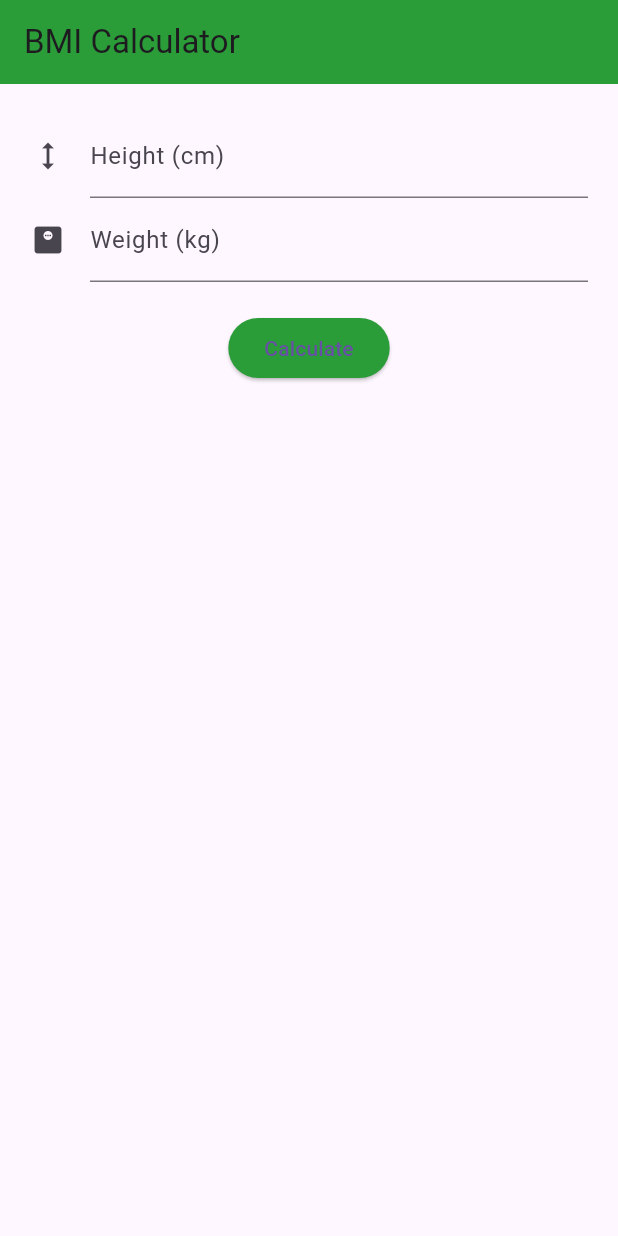
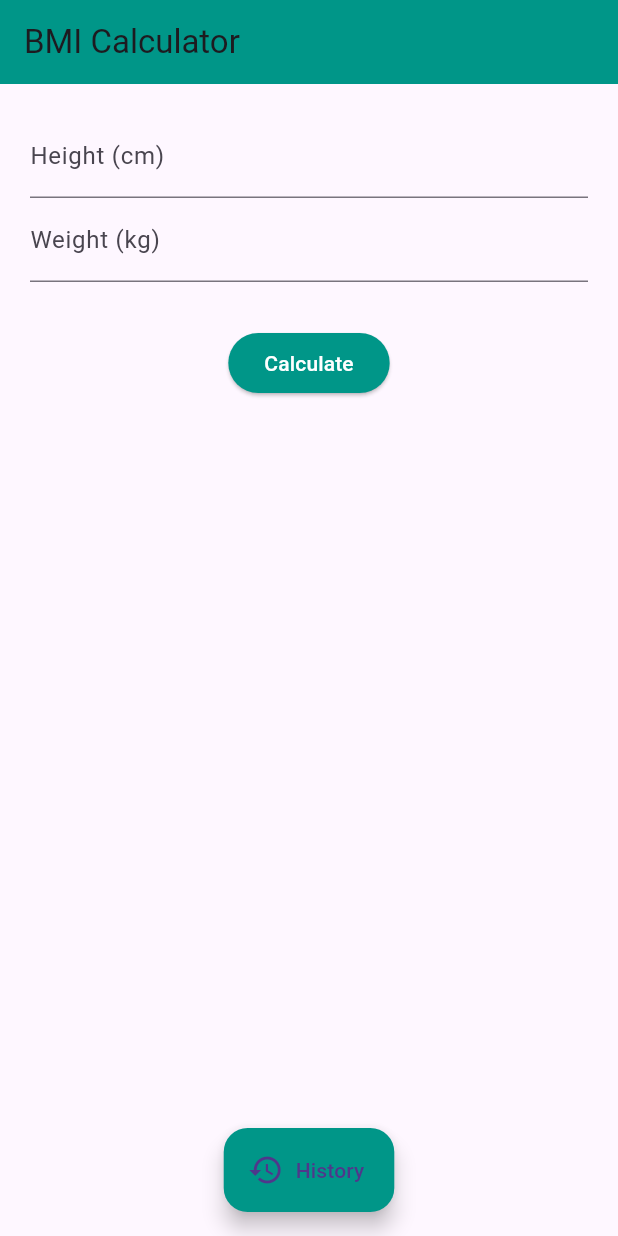
Before and after one commit to omer-student/UI_class_project, a Flutter app: the screen it shows after launch, after a tap on "Calculate", on a phone screen of 412 x 824 dp. Run offline on Flutter 3.47's test engine with Material 3 defaults, Android fonts, the phone set to English and light mode, and no system bars; our stand-ins replace shared_preferences.

Commit message:
storage update

```diff
--- a/lib/main.dart
+++ b/lib/main.dart
@@ -1,6 +1,32 @@
 import 'package:flutter/material.dart';
+import 'package:shared_preferences/shared_preferences.dart';
+import 'dart:convert'; // Required for json encoding/decoding
 
-void main() => runApp(MaterialApp(home: BMICalculator()));
+void main() => runApp(
+  MaterialApp(home: BMICalculator(), debugShowCheckedModeBanner: false),
+);
+
+class BmiRecord {
+  final double bmi;
+  final String category;
+  final DateTime date;
+
+  BmiRecord({required this.bmi, required this.category, required this.date});
+
+  // Convert Object to Map (for JSON)
+  Map<String, dynamic> toMap() => {
+    'bmi': bmi,
+    'category': category,
+    'date': date.toIso8601String(),
+  };
+
+  // Convert Map back to Object
+  factory BmiRecord.fromMap(Map<String, dynamic> map) => BmiRecord(
+    bmi: map['bmi'],
+    category: map['category'],
+    date: DateTime.parse(map['date']),
+  );
+}
 
 class BMICalculator extends StatefulWidget {
   @override
@@ -12,23 +38,59 @@ class _BMICalculatorState extends State<BMICalculator> {
   final TextEditingController _weightController = TextEditingController();
   double? _result;
   String _message = "";
+  List<BmiRecord> _history = [];
+
+  @override
+  void initState() {
+    super.initState();
+    _loadHistory(); // Load data as soon as the app starts
+  }
+
+  // SAVE to Device
+  Future<void> _saveHistory() async {
+    final prefs = await SharedPreferences.getInstance();
+    // Convert list of objects to a JSON string
+    String encodedData = jsonEncode(
+      _history.map((item) => item.toMap()).toList(),
+    );
+    await prefs.setString('bmi_history', encodedData);
+  }
+
+  // LOAD from Device
+  Future<void> _loadHistory() async {
+    final prefs = await SharedPreferences.getInstance();
+    String? savedData = prefs.getString('bmi_history');
+    if (savedData != null) {
+      setState(() {
+        Iterable list = jsonDecode(savedData);
+        _history = list.map((item) => BmiRecord.fromMap(item)).toList();
+      });
+    }
+  }
 
   void calculateBMI() {
-    double height = double.parse(_heightController.text) / 100; // cm to meters
+    if (_heightController.text.isEmpty || _weightController.text.isEmpty)
+      return;
+
+    double height = double.parse(_heightController.text) / 100;
     double weight = double.parse(_weightController.text);
-
     double bmi = weight / (height * height);
 
     setState(() {
       _result = bmi;
-      if (_result! < 18.5)
-        _message = "Underweight";
-      else if (_result! < 25)
-        _message = "Healthy weight";
-      else if (_result! < 30)
-        _message = "Overweight";
-      else
-        _message = "Obese";
+      _message = _result! < 18.5
+          ? "Underweight"
+          : _result! < 25
+          ? "Healthy weight"
+          : _result! < 30
+          ? "Overweight"
+          : "Obese";
+
+      _history.insert(
+        0,
+        BmiRecord(bmi: _result!, category: _message, date: DateTime.now()),
+      );
+      _saveHistory(); // Save every time we add a record
     });
   }
 
@@ -37,7 +99,7 @@ class _BMICalculatorState extends State<BMICalculator> {
     return Scaffold(
       appBar: AppBar(
         title: Text("BMI Calculator"),
-        backgroundColor: const Color.fromARGB(255, 42, 157, 56),
+        backgroundColor: Colors.teal,
       ),
       body: Padding(
         padding: const EdgeInsets.all(20.0),
@@ -45,45 +107,96 @@ class _BMICalculatorState extends State<BMICalculator> {
           children: [
             TextField(
               controller: _heightController,
-              decoration: InputDecoration(
-                labelText: 'Height (cm)',
-                icon: Icon(Icons.height),
-              ),
+              decoration: InputDecoration(labelText: 'Height (cm)'),
               keyboardType: TextInputType.number,
             ),
             TextField(
               controller: _weightController,
-              decoration: InputDecoration(
-                labelText: 'Weight (kg)',
-                icon: Icon(Icons.monitor_weight),
-              ),
+              decoration: InputDecoration(labelText: 'Weight (kg)'),
               keyboardType: TextInputType.number,
             ),
-            SizedBox(height: 20),
+            SizedBox(height: 30),
             ElevatedButton(
               onPressed: calculateBMI,
-              child: Text("Calculate"),
-              style: ElevatedButton.styleFrom(
-                backgroundColor: Color.fromARGB(255, 42, 157, 56),
-              ),
+              child: Text("Calculate", style: TextStyle(color: Colors.white)),
+              style: ElevatedButton.styleFrom(backgroundColor: Colors.teal),
             ),
-            SizedBox(height: 20),
             if (_result != null) ...[
+              SizedBox(height: 20),
               Text(
                 "Your BMI: ${_result!.toStringAsFixed(1)}",
-                style: TextStyle(fontSize: 24, fontWeight: FontWeight.bold),
+                style: TextStyle(fontSize: 28, fontWeight: FontWeight.bold),
               ),
               Text(
                 _message,
-                style: TextStyle(
-                  fontSize: 20,
-                  color: Color.fromARGB(255, 42, 157, 56),
-                ),
+                style: TextStyle(fontSize: 22, color: Colors.green),
               ),
             ],
           ],
         ),
       ),
+      floatingActionButton: FloatingActionButton.extended(
+        onPressed: () {
+          Navigator.push(
+            context,
+            MaterialPageRoute(
+              builder: (context) =>
+                  HistoryPage(history: _history, onUpdate: _saveHistory),
+            ),
+          ).then((_) => setState(() {}));
+        },
+        label: Text("History"),
+        icon: Icon(Icons.history),
+        backgroundColor: Colors.teal,
+      ),
+      floatingActionButtonLocation: FloatingActionButtonLocation.centerFloat,
     );
   }
 }
+
+class HistoryPage extends StatefulWidget {
+  final List<BmiRecord> history;
+  final VoidCallback onUpdate; // Callback to trigger a save when deleting
+
+  HistoryPage({required this.history, required this.onUpdate});
+
+  @override
+  _HistoryPageState createState() => _HistoryPageState();
+}
+
+class _HistoryPageState extends State<HistoryPage> {
+  @override
+  Widget build(BuildContext context) {
+    return Scaffold(
+      appBar: AppBar(title: Text("History"), backgroundColor: Colors.teal),
+      body: widget.history.isEmpty
+          ? Center(child: Text("No records found"))
+          : ListView.builder(
+              itemCount: widget.history.length,
+              itemBuilder: (context, index) {
+                final item = widget.history[index];
+                return Card(
+                  margin: EdgeInsets.symmetric(horizontal: 15, vertical: 5),
+                  child: ListTile(
+                    title: Text(
+                      "BMI: ${item.bmi.toStringAsFixed(1)} (${item.category})",
+                    ),
+                    subtitle: Text(
+                      "${item.date.day}/${item.date.month}/${item.date.year}",
+                    ),
+                    trailing: IconButton(
+                      icon: Icon(Icons.delete, color: Colors.redAccent),
+                      onPressed: () {
+                        setState(() {
+                          widget.history.removeAt(index);
+                          widget.onUpdate(); // Save the new list to the device
+                        });
+                      },
+                    ),
+                  ),
+                );
+              },
+            ),
+    );
+  }
+}
--- a/pubspec.yaml
+++ b/pubspec.yaml
@@ -30,6 +30,7 @@ environment:
 dependencies:
   flutter:
     sdk: flutter
+  shared_preferences: ^2.2.2
 
 
   # The following adds the Cupertino Icons font to your application.
```
Also changed, not shown: pubspec.lock, 2 other files.
